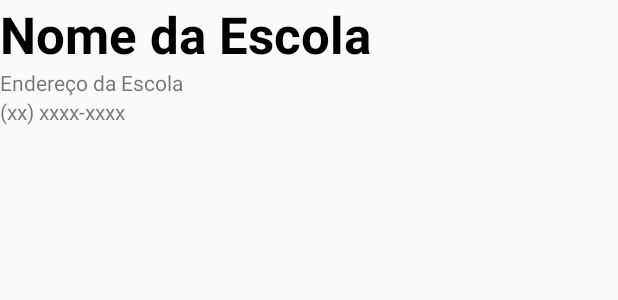
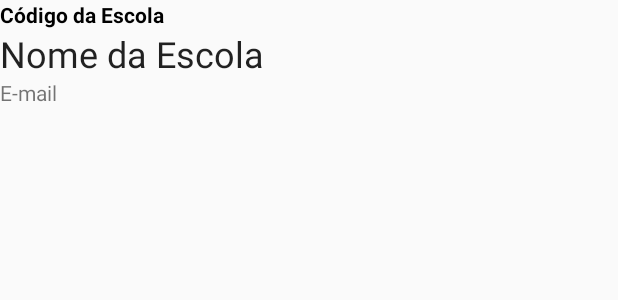
Before and after one commit to Dilermandoc/AplicativoEscolas, an Android app: the layout item_lista_escola.xml on its own in the app's theme, with its tools: preview values and no code run, on a phone screen of 412 x 824 dp. Shown: the top 300 px of the screen. Run offline under Robolectric (Android 15) with nearby library versions, the phone set to English and light mode, and no system bars.

Commit message:
Update item_lista_escola.xml
add

```diff
--- a/app/src/main/res/layout/item_lista_escola.xml
+++ b/app/src/main/res/layout/item_lista_escola.xml
@@ -7,8 +7,8 @@
         android:id="@+id/nomeEscola"
         android:layout_width="match_parent"
         android:layout_height="wrap_content"
-        android:text="Nome da Escola"
-        android:textAppearance="@style/TextAppearance.AppCompat.Display1"
+        android:text="Código da Escola"
+
         android:textColor="@android:color/black"
         android:textStyle="bold" />
 
@@ -16,12 +16,13 @@
         android:id="@+id/enderecoEscola"
         android:layout_width="match_parent"
         android:layout_height="wrap_content"
-        android:text="Endereço da Escola" />
+        android:text="Nome da Escola"
+        android:textAppearance="@style/TextAppearance.AppCompat.Headline" />
 
     <TextView
         android:id="@+id/telefoneEscola"
         android:layout_width="match_parent"
         android:layout_height="wrap_content"
-        android:text="(xx) xxxx-xxxx" />
+        android:text="E-mail" />
 
 </LinearLayout>
```
